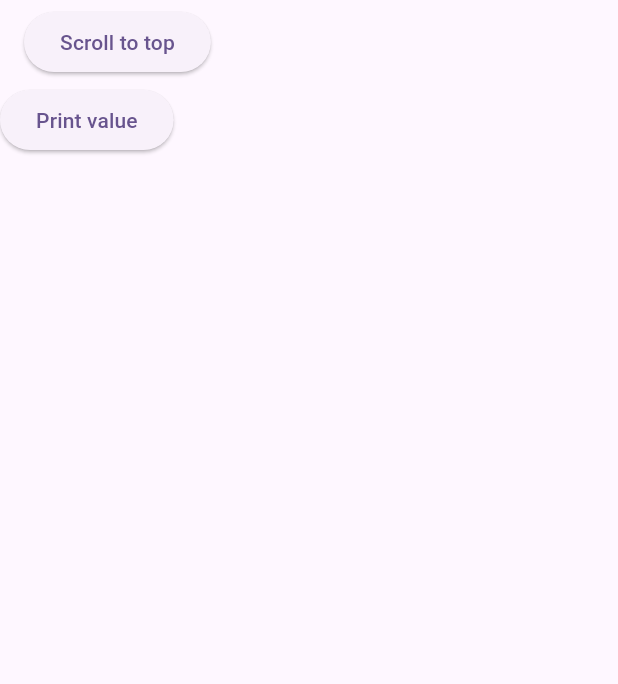
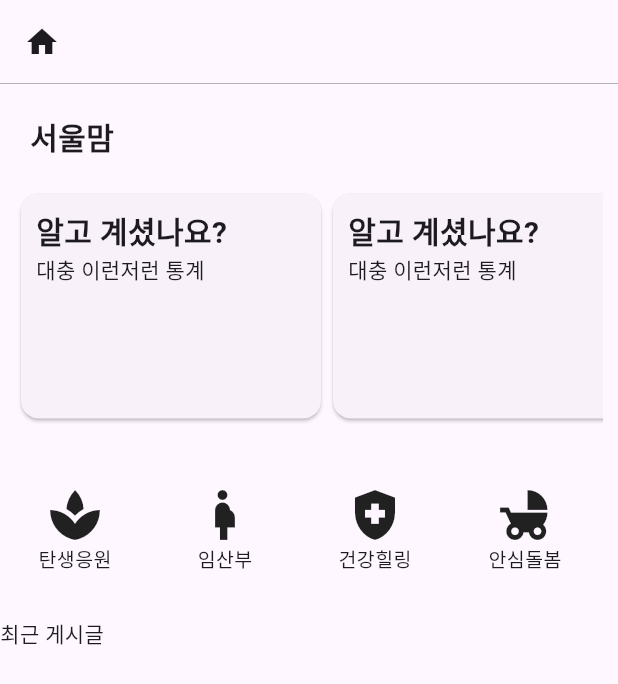
Before and after one commit to Nonani/SeoulMom, a Flutter app: the screen it shows after launch, on a phone screen of 412 x 824 dp. Shown: the top 684 px of the screen. Run offline on Flutter 3.47's test engine with Material 3 defaults, Android fonts, the phone set to English and light mode, and no system bars.

Commit message:
feat: first main_page

```diff
--- a/untitled/lib/presentation/views/HomePage.dart
+++ b/untitled/lib/presentation/views/HomePage.dart
@@ -1,9 +1,6 @@
+import 'package:flutter/cupertino.dart';
 import 'package:flutter/material.dart';
-import 'package:flutter_awesome_select/flutter_awesome_select.dart';
-import 'package:multi_select_flutter/bottom_sheet/multi_select_bottom_sheet.dart';
-import 'package:multi_select_flutter/multi_select_flutter.dart';
-import 'package:multi_select_flutter/util/multi_select_item.dart';
-import 'package:sliding_up_panel/sliding_up_panel.dart';
+import 'package:flutter/widgets.dart';
 
 class HomePage extends StatefulWidget {
   const HomePage({super.key, required this.title});
@@ -15,60 +12,141 @@ class HomePage extends StatefulWidget {
 }
 
 class _HomePageState extends State<HomePage> {
-  final _panelController = PanelController();
-  List<String?> selectedItems = [];
-  List<MultiSelectItem<String>> _items = [
-    MultiSelectItem<String>('1', '육아'),
-    MultiSelectItem<String>('2', '출산'),
-    MultiSelectItem<String>('3', '출산'),
+  final categoryName = [
+    "탄생응원",
+    "임산부",
+    "건강힐링",
+    "안심돌봄",
+    "일생활 균형",
+    "편한외출",
+    "돌봄센터",
+    "커리어"
+  ];
+  List<Icon> categoryIcon = [
+    Icon(
+      Icons.spa,
+      size: 40,
+    ),
+    Icon(
+      Icons.pregnant_woman,
+      size: 40,
+    ),
+    Icon(
+      Icons.health_and_safety,
+      size: 40,
+    ),
+    Icon(
+      Icons.child_friendly,
+      size: 40,
+    ),
+    Icon(
+      Icons.maps_home_work,
+      size: 40,
+    ),
+    Icon(
+      Icons.deck,
+      size: 40,
+    ),
+    Icon(
+      Icons.child_care,
+      size: 40,
+    ),
+    Icon(
+      Icons.badge,
+      size: 40,
+    ),
   ];
 
   @override
   Widget build(BuildContext context) {
     return Scaffold(
-        appBar: AppBar(
-            title: ElevatedButton(
-          onPressed: () {
-            _showMultiSelect(context);
-          },
-          child: Text("Scroll to top"),
-        )),
-        body: Column(
-          children: [
-            ElevatedButton(
-                onPressed: () {
-                  print(selectedItems);
-                },
-                child: Text("Print value")),
-          ],
-        ));
-  }
-
-  void _showMultiSelect(BuildContext context) async {
-    await showModalBottomSheet(
-      isScrollControlled: false, // required for min/max child size
-      context: context,
-      builder: (ctx) {
-        return Wrap(children: [
-          MultiSelectChipField(
-            items: _items,
-            initialValue: selectedItems,
-
-            onTap: (values) {
-              selectedItems = values;
-            },
-            chipWidth: 50,
-            textStyle: TextStyle(fontSize: 16),
+      appBar: AppBar(
+        shape: Border(
+          bottom: BorderSide(color: Colors.grey, width: 0.5),
+        ),
+        title: Icon(Icons.home),
+      ),
+      body: SingleChildScrollView(
+        child: Column(crossAxisAlignment: CrossAxisAlignment.start, children: [
+          Column(
+            crossAxisAlignment: CrossAxisAlignment.start,
+            children: [
+              Container(
+                  padding: const EdgeInsets.all(10),
+                  margin: const EdgeInsets.only(left: 10, top: 10),
+                  child: const Text(
+                "서울맘",
+                style: TextStyle(fontSize: 20, fontWeight: FontWeight.bold),
+              )),
+              Container(
+                margin: const EdgeInsets.all(10),
+                child: SingleChildScrollView(
+                  scrollDirection: Axis.horizontal,
+                  child: Row(
+                    children: [makeCard(), makeCard(), makeCard(), makeCard()],
+                  ),
+                ),
+              )
+            ],
           ),
-          ElevatedButton(
-              onPressed: () {
-                Navigator.pop(context);
-              },
-              child: Text("Print value"))
-        ]);
-      },
+          const SizedBox(height: 20),
+          SingleChildScrollView(
+            scrollDirection: Axis.horizontal,
+            child: Row(
+              children: [
+                for (int i = 0; i < categoryIcon.length; i++)
+                  Container(
+                    margin: const EdgeInsets.only(left: 10, right: 10),
+                    child: InkWell(
+                      highlightColor: Colors.transparent,
+                      borderRadius: BorderRadius.circular(10),
+                      onTap: () {},
+                      child: Ink(
+                          width: 80,
+                          decoration: BoxDecoration(
+                            color: Colors.transparent,
+                            borderRadius: BorderRadius.circular(10),
+                          ),
+                          child: Container(
+                            padding: const EdgeInsets.all(10),
+                            child: Column(
+                              children: [
+                                categoryIcon[i],
+                                FittedBox(
+                                    child: Text(categoryName[i],
+                                        style: TextStyle(fontSize: 13))),
+                              ],
+                            ),
+                          )),
+                    ),
+                  )
+              ],
+            ),
+          ),
+          const SizedBox(height: 20),
+          Text("최근 게시글"),
+        ]),
+      ),
     );
-    setState(() {
-    });
   }
 }
+
+Widget makeCard() {
+  return Card(
+    child: Container(
+      width: 200,
+      height: 150,
+      padding: EdgeInsets.all(10),
+      child: Column(
+        crossAxisAlignment: CrossAxisAlignment.start,
+        children: [
+          Text(
+            "알고 계셨나요?",
+            style: TextStyle(fontSize: 20, fontWeight: FontWeight.bold),
+          ),
+          Text("대충 이런저런 통계"),
+        ],
+      ),
+    ),
+  );
+}
--- a/untitled/pubspec.yaml
+++ b/untitled/pubspec.yaml
@@ -35,9 +35,6 @@ dependencies:
   # The following adds the Cupertino Icons font to your application.
   # Use with the CupertinoIcons class for iOS style icons.
   cupertino_icons: ^1.0.6
-  sliding_up_panel: ^2.0.0+1
-  flutter_awesome_select: ^6.5.0
-  multi_select_flutter: ^4.1.3
 
 dev_dependencies:
   flutter_test:
```
Also changed, not shown: untitled/pubspec.lock.
